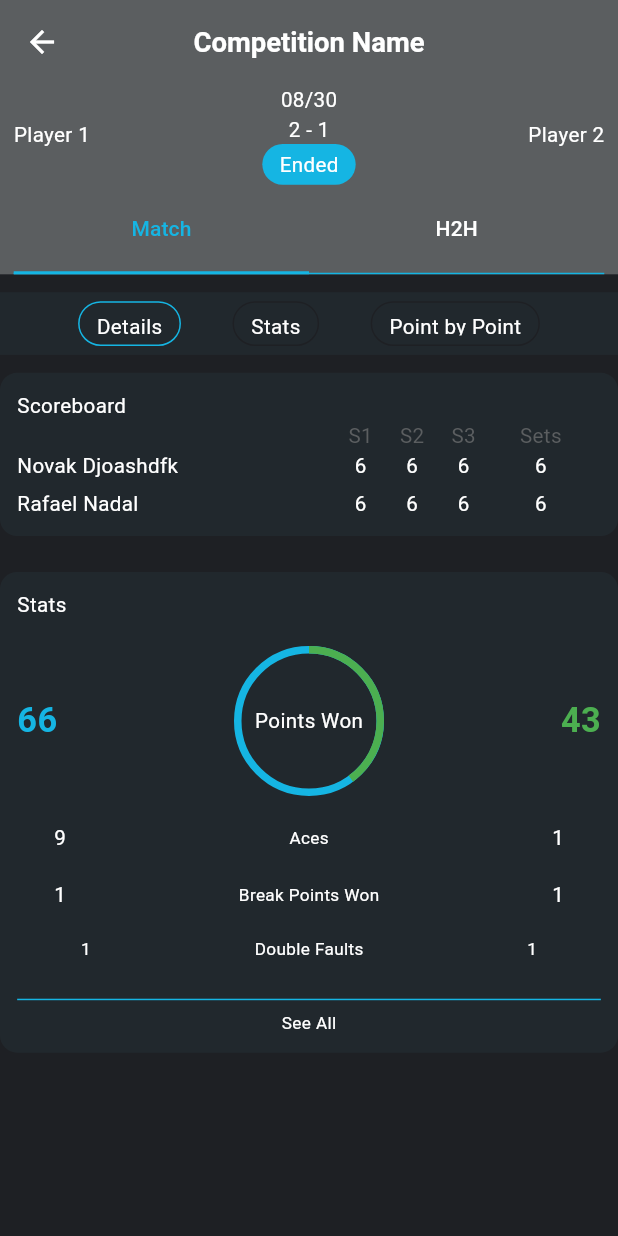
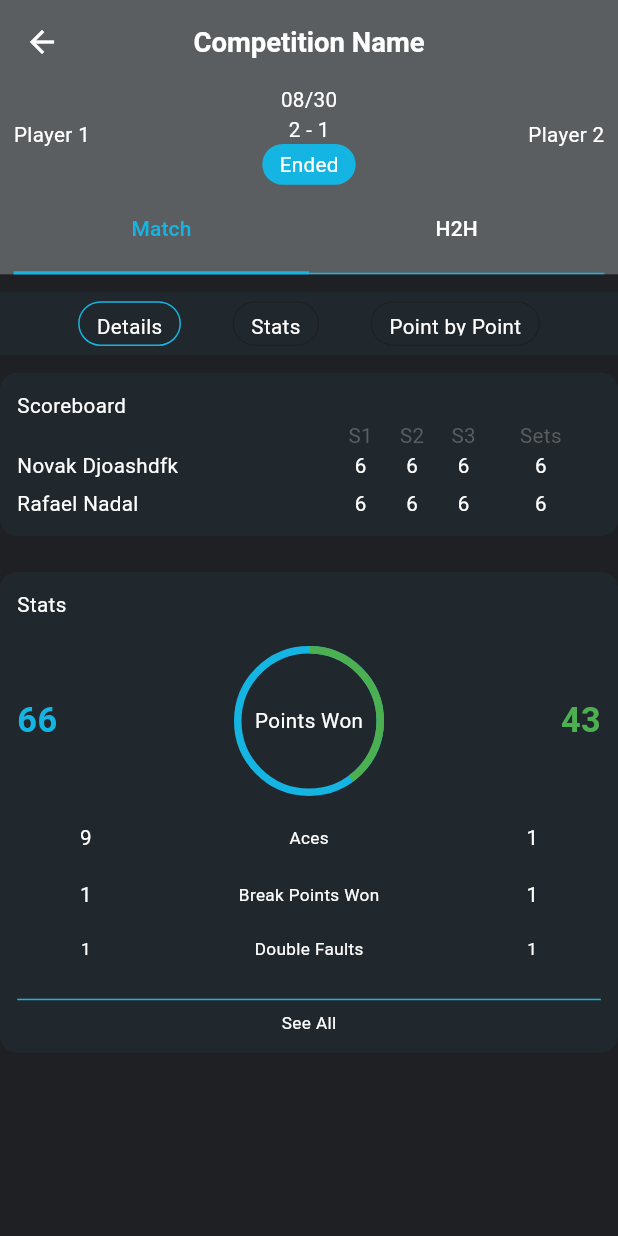
Before and after one commit to akinokami/tennis_live_score, a Flutter app: the MatchDetailScreen screen opened directly, on a phone screen of 412 x 824 dp. Run offline on Flutter 3.47's test engine with Material 3 defaults, Android fonts, the phone set to English and light mode, and no system bars; drawn by our look-alikes of percent_indicator; our stand-ins replace connectivity_plus, dio, flutter_screenutil, get, get_storage, loading_indicator; accounts and stored records are empty; network calls fail; Roboto replaces fonts that are missing (Poppins); statements that could not run were skipped.

Commit message:
Update match_detail_screen.dart

```diff
--- a/lib/ui/screens/scores/match_detail_screen.dart
+++ b/lib/ui/screens/scores/match_detail_screen.dart
@@ -326,18 +326,18 @@
                                       MainAxisAlignment.spaceBetween,
                                       children: [
                                         SizedBox(
-                                            width: 50.w,
+                                            width: 80.w,
                                             child: const Center(
                                                 child: CustomText(text: "9"))),
                                         SizedBox(
-                                            width: 200.w,
+                                            width: 150.w,
                                             child: Center(
                                                 child: CustomText(
                                                   text: "Aces",
                                                   fontSize: 10.sp,
                                                 ))),
                                         SizedBox(
-                                            width: 50.w,
+                                            width: 80.w,
                                             child: const Center(
                                                 child: CustomText(text: "1"))),
                                       ],
@@ -348,18 +348,18 @@
                                       MainAxisAlignment.spaceBetween,
                                       children: [
                                         SizedBox(
-                                            width: 50.w,
+                                            width: 80.w,
                                             child: const Center(
                                                 child: CustomText(text: "1"))),
                                         SizedBox(
-                                            width: 200.w,
+                                            width: 150.w,
                                             child: Center(
                                                 child: CustomText(
                                                   text: "Break Points Won",
                                                   fontSize: 10.sp,
                                                 ))),
                                         SizedBox(
-                                            width: 50.w,
+                                            width: 80.w,
                                             child: const Center(
                                                 child: CustomText(text: "1"))),
                                       ],
@@ -400,7 +400,12 @@
                                     Divider(
                                       color: secondaryColor,
                                     ),
-                                    Center(child: CustomText(text: "See All",fontSize: 10.sp,))
+                                   Center(child: GestureDetector(
+                                        onTap: (){
+                                          matchDetailController.changeIndex(1);
+
+                                        },
+                                        child: CustomText(text: "See All",fontSize: 10.sp,)))
                                   ],
                                 ),
                               ),
```
